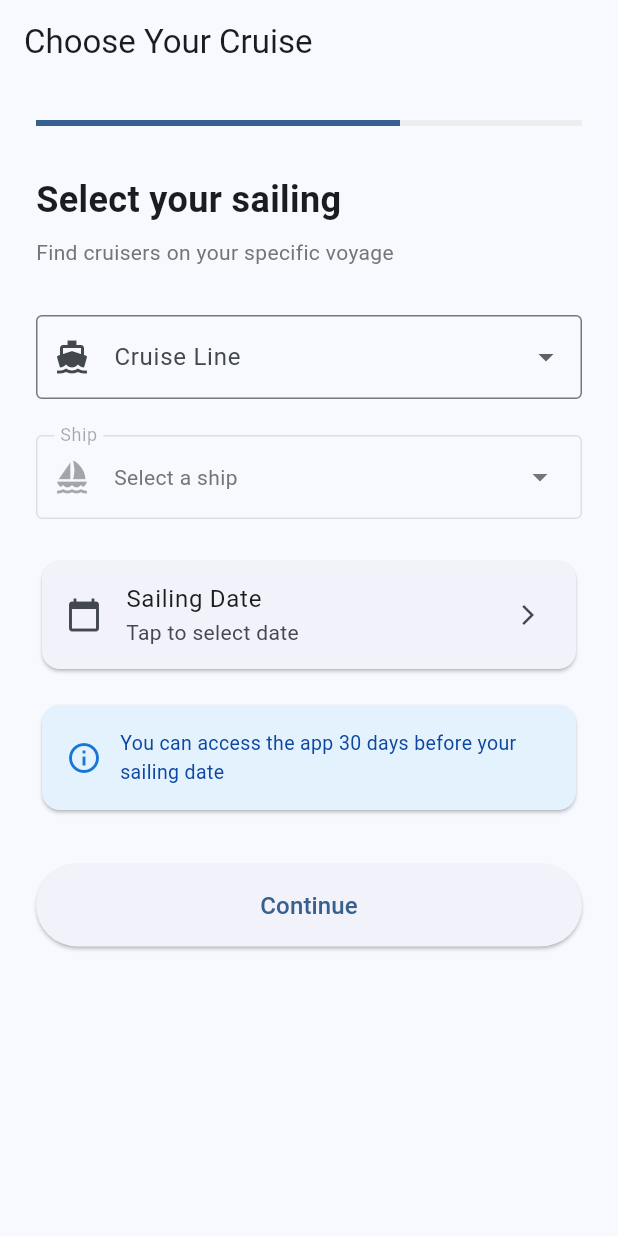
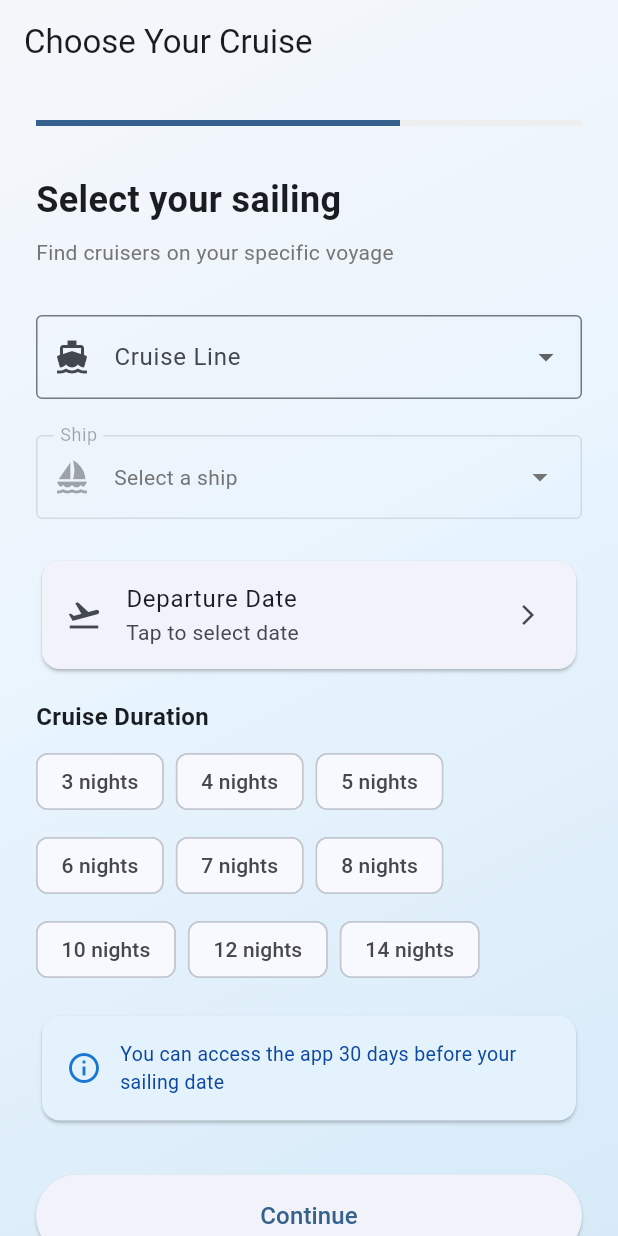
Before and after one commit to HughieMM/Cruise_App, a Flutter app: the SelectSailingScreen screen opened by its route, on a phone screen of 412 x 824 dp. Run offline on Flutter 3.47's test engine with Material 3 defaults, Android fonts, the phone set to English and light mode, and no system bars; our stand-ins replace cloud_firestore, firebase_auth, firebase_core, go_router; accounts and stored records are empty; network calls fail.

Commit message:
Add cruise duration selection and app background
Features:
- Add trip duration selector (3-14 nights) in sailing selection
- Calculate and display return date based on departure + duration
- Update FirestoreService to accept duration parameter
- Create AppBackground widget with ocean-inspired gradient
- Add cruise line specific color themes (Royal Caribbean, Norwegian, Carnival)
- Apply gradient background to HomeShell and sailing selection screens

https://claude.ai/code/session_017nbsGwUar9f2huemtVFgqt

```diff
--- a/driftly/lib/screens/onboarding/select_sailing_screen.dart
+++ b/driftly/lib/screens/onboarding/select_sailing_screen.dart
@@ -3,6 +3,7 @@ import 'package:go_router/go_router.dart';
 import 'package:provider/provider.dart';
 import '../../providers/auth_provider.dart';
 import '../../services/firestore_service.dart';
+import '../../widgets/app_background.dart';
 
 /// Select Sailing Screen
 ///
@@ -132,7 +133,21 @@ class _SelectSailingScreenState extends State<SelectSailingScreen> {
   String? _selectedCruiseLine;
   String? _selectedShip;
   DateTime? _selectedDate;
+  int? _selectedDuration;
   bool _isLoading = false;
+
+  // Common cruise durations (nights)
+  final List<int> _durations = [3, 4, 5, 6, 7, 8, 10, 12, 14];
+
+  DateTime? get _returnDate {
+    if (_selectedDate == null || _selectedDuration == null) return null;
+    return _selectedDate!.add(Duration(days: _selectedDuration!));
+  }
+
+  String _formatDate(DateTime date) {
+    final months = ['Jan', 'Feb', 'Mar', 'Apr', 'May', 'Jun', 'Jul', 'Aug', 'Sep', 'Oct', 'Nov', 'Dec'];
+    return '${date.day} ${months[date.month - 1]} ${date.year}';
+  }
 
   List<String> get _availableShips {
     if (_selectedCruiseLine == null) return [];
@@ -280,7 +295,14 @@ class _SelectSailingScreenState extends State<SelectSailingScreen> {
 
     if (_selectedDate == null) {
       ScaffoldMessenger.of(context).showSnackBar(
-        const SnackBar(content: Text('Please select a sailing date')),
+        const SnackBar(content: Text('Please select a departure date')),
+      );
+      return;
+    }
+
+    if (_selectedDuration == null) {
+      ScaffoldMessenger.of(context).showSnackBar(
+        const SnackBar(content: Text('Please select your cruise duration')),
       );
       return;
     }
@@ -326,6 +348,7 @@ class _SelectSailingScreenState extends State<SelectSailingScreen> {
         cruiseLineId: cruiseLineId,
         shipId: shipId,
         departureDate: _selectedDate!,
+        durationNights: _selectedDuration!,
       );
 
       // Update user's current sailing
@@ -359,13 +382,15 @@ class _SelectSailingScreenState extends State<SelectSailingScreen> {
 
   @override
   Widget build(BuildContext context) {
-    return Scaffold(
-      appBar: AppBar(
-        title: const Text('Choose Your Cruise'),
+    return AppBackground(
+      child: Scaffold(
         backgroundColor: Colors.transparent,
-        elevation: 0,
-      ),
-      body: SafeArea(
+        appBar: AppBar(
+          title: const Text('Choose Your Cruise'),
+          backgroundColor: Colors.transparent,
+          elevation: 0,
+        ),
+        body: SafeArea(
         child: SingleChildScrollView(
           padding: const EdgeInsets.all(24.0),
           child: Column(
@@ -447,21 +472,66 @@ class _SelectSailingScreenState extends State<SelectSailingScreen> {
               ),
               const SizedBox(height: 24),
 
-              // Date Picker
+              // Departure Date Picker
               Card(
                 child: ListTile(
-                  leading: const Icon(Icons.calendar_today),
-                  title: const Text('Sailing Date'),
+                  leading: const Icon(Icons.flight_takeoff),
+                  title: const Text('Departure Date'),
                   subtitle: Text(
                     _selectedDate == null
                         ? 'Tap to select date'
-                        : '${_selectedDate!.day}/${_selectedDate!.month}/${_selectedDate!.year}',
+                        : _formatDate(_selectedDate!),
                   ),
                   trailing: const Icon(Icons.arrow_forward_ios, size: 16),
                   onTap: _selectDate,
                 ),
               ),
               const SizedBox(height: 16),
+
+              // Duration Selector
+              const Text(
+                'Cruise Duration',
+                style: TextStyle(
+                  fontSize: 16,
+                  fontWeight: FontWeight.w600,
+                ),
+              ),
+              const SizedBox(height: 8),
+              Wrap(
+                spacing: 8,
+                runSpacing: 8,
+                children: _durations.map((nights) {
+                  final isSelected = _selectedDuration == nights;
+                  return ChoiceChip(
+                    label: Text('$nights nights'),
+                    selected: isSelected,
+                    onSelected: (selected) {
+                      setState(() {
+                        _selectedDuration = selected ? nights : null;
+                      });
+                    },
+                  );
+                }).toList(),
+              ),
+              const SizedBox(height: 16),
+
+              // Return Date Display (calculated)
+              if (_returnDate != null)
+                Card(
+                  color: Colors.green[50],
+                  child: ListTile(
+                    leading: Icon(Icons.flight_land, color: Colors.green[700]),
+                    title: const Text('Return Date'),
+                    subtitle: Text(
+                      _formatDate(_returnDate!),
+                      style: TextStyle(
+                        fontWeight: FontWeight.w600,
+                        color: Colors.green[700],
+                      ),
+                    ),
+                  ),
+                ),
+              if (_returnDate != null) const SizedBox(height: 16),
 
               // 30-Day Info Card
               Card(
@@ -508,6 +578,7 @@ class _SelectSailingScreenState extends State<SelectSailingScreen> {
           ),
         ),
       ),
+      ),
     );
   }
 }
--- a/driftly/lib/services/firestore_service.dart
+++ b/driftly/lib/services/firestore_service.dart
@@ -113,6 +113,7 @@ class FirestoreService {
     required String cruiseLineId,
     required String shipId,
     required DateTime departureDate,
+    int durationNights = 7,
   }) async {
     try {
       // Search for existing sailing with same ship and departure date
@@ -136,7 +137,7 @@ class FirestoreService {
         shipId: shipId,
         departureDate: DateTime(departureDate.year, departureDate.month, departureDate.day),
         returnDate: DateTime(departureDate.year, departureDate.month, departureDate.day)
-            .add(const Duration(days: 7)), // Default 7-day cruise
+            .add(Duration(days: durationNights)),
         memberCount: 0,
         active: true,
         createdAt: DateTime.now(),
--- /dev/null
+++ b/driftly/lib/widgets/app_background.dart
@@ -0,0 +1,115 @@
+import 'package:flutter/material.dart';
+
+/// AppBackground widget
+///
+/// Provides a consistent gradient background across the app
+/// Can be customized with different colors for cruise line theming
+class AppBackground extends StatelessWidget {
+  final Widget child;
+  final List<Color>? colors;
+  final AlignmentGeometry begin;
+  final AlignmentGeometry end;
+
+  const AppBackground({
+    super.key,
+    required this.child,
+    this.colors,
+    this.begin = Alignment.topLeft,
+    this.end = Alignment.bottomRight,
+  });
+
+  // Default ocean-inspired gradient
+  static const List<Color> defaultColors = [
+    Color(0xFFF5F7FA), // Light grey-white
+    Color(0xFFE8F4FD), // Very light blue
+    Color(0xFFD6EAF8), // Light ocean blue
+  ];
+
+  // Royal Caribbean theme
+  static const List<Color> royalCaribbeanColors = [
+    Color(0xFFF5F7FA),
+    Color(0xFFE3F2FD),
+    Color(0xFFBBDEFB), // Royal blue tint
+  ];
+
+  // Norwegian theme
+  static const List<Color> norwegianColors = [
+    Color(0xFFF5F7FA),
+    Color(0xFFE8F5E9),
+    Color(0xFFC8E6C9), // Green tint
+  ];
+
+  // Carnival theme
+  static const List<Color> carnivalColors = [
+    Color(0xFFFFF8E1),
+    Color(0xFFFFECB3),
+    Color(0xFFFFE082), // Warm yellow/gold tint
+  ];
+
+  @override
+  Widget build(BuildContext context) {
+    return Container(
+      decoration: BoxDecoration(
+        gradient: LinearGradient(
+          begin: begin,
+          end: end,
+          colors: colors ?? defaultColors,
+          stops: const [0.0, 0.5, 1.0],
+        ),
+      ),
+      child: child,
+    );
+  }
+}
+
+/// Wave decoration for bottom of screens
+class WaveDecoration extends StatelessWidget {
+  final Color color;
+  final double height;
+
+  const WaveDecoration({
+    super.key,
+    this.color = const Color(0x1A2196F3),
+    this.height = 150,
+  });
+
+  @override
+  Widget build(BuildContext context) {
+    return CustomPaint(
+      size: Size(MediaQuery.of(context).size.width, height),
+      painter: WavePainter(color: color),
+    );
+  }
+}
+
+class WavePainter extends CustomPainter {
+  final Color color;
+
+  WavePainter({required this.color});
+
+  @override
+  void paint(Canvas canvas, Size size) {
+    final paint = Paint()
+      ..color = color
+      ..style = PaintingStyle.fill;
+
+    final path = Path();
+    path.moveTo(0, size.height * 0.5);
+    path.quadraticBezierTo(
+      size.width * 0.25, size.height * 0.3,
+      size.width * 0.5, size.height * 0.5,
+    );
+    path.quadraticBezierTo(
+      size.width * 0.75, size.height * 0.7,
+      size.width, size.height * 0.5,
+    );
+    path.lineTo(size.width, size.height);
+    path.lineTo(0, size.height);
+    path.close();
+
+    canvas.drawPath(path, paint);
+  }
+
+  @override
+  bool shouldRepaint(covariant CustomPainter oldDelegate) => false;
+}
```
Also changed, not shown: driftly/lib/screens/home/home_shell.dart (+9 -5 lines).
